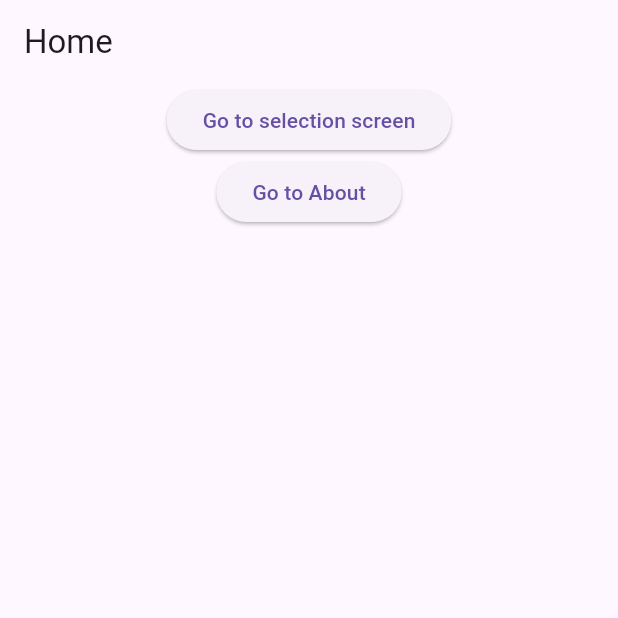
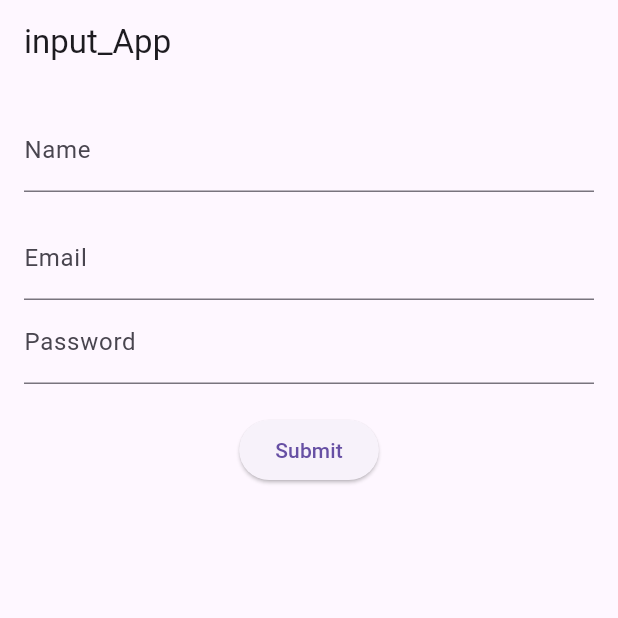
Before and after one commit to Bushra12356/my_apps, a Flutter app: the screen it shows after launch, on a phone screen of 412 x 824 dp, the top half of it. Run offline on Flutter 3.47's test engine with Material 3 defaults, Android fonts, the phone set to English and light mode, and no system bars.

Commit message:
add input_app

```diff
--- a/lib/main.dart
+++ b/lib/main.dart
@@ -1,58 +1,90 @@
+//import 'dart:io';
+
 import 'package:flutter/material.dart';
-import 'package:nevigation/AboutScreen.dart';
-import 'package:nevigation/SecondScreen.dart';
 
 void main() {
-  runApp(const MyApp());
+  runApp(ProfileApp());
 }
 
-class MyApp extends StatelessWidget {
-  const MyApp({super.key});
+class ProfileApp extends StatefulWidget {
+  @override
+  _ProfileAppState createState() => _ProfileAppState();
+}
+
+class _ProfileAppState extends State<ProfileApp> {
+  final _formKey = GlobalKey<FormState>();
+  String _name = '';
+  String _email = '';
+  final TextEditingController _passwordController = TextEditingController();
+
+
+  void _submitForm() {
+    if (_formKey.currentState!.validate()) {
+      _formKey.currentState!.save();
+      print('Name: $_name, Email: $_email, Password : ${_passwordController.text}');
+    }
+  }
 
   @override
   Widget build(BuildContext context) {
     return MaterialApp(
-      title: 'Named Routes Demo',
-      initialRoute: '/',
-      routes: {
-        '/': (context) => const HomeScreen(),
-        '/SecondPage': (context) => const SecondPage(),
-        '/about': (context) => const AboutScreen(),
-      },
-    );
-  }
-}
-
-class HomeScreen extends StatelessWidget {
-  const HomeScreen({super.key});
-
-  @override
-  Widget build(BuildContext context) {
-    return Scaffold(
-      appBar: AppBar(title: const Text('Home')),
-      body: Center(
-        child: Column(
-          children: [
-             ElevatedButton(
-              onPressed: () async{
-                final result = await Navigator.pushNamed(
-                  context,'/SecondPage'
-                )as bool?;
-                if (result != null) {
-                  ScaffoldMessenger.of(context).showSnackBar(
-                    SnackBar(content: Text(result?'You selected accept':'you selected not to accept')),
-                  );
-                }
-                },
-               child: const Text('Go to selection screen'),
+      home: Scaffold(
+        appBar: AppBar(title: Text('input_App')),
+        body: Padding(
+          padding: const EdgeInsets.all(16.0),
+          child: Form(
+            key: _formKey,
+            child: Column(
+              children: [
+                TextFormField(
+                  decoration: InputDecoration(labelText: 'Name'),
+                  validator: (value) {
+                    if (value == null || value.isEmpty) {
+                      return 'Please enter your name';
+                    }
+                    return null;
+                  },
+                  onSaved: (value) {
+                    _name = value!;
+                  },
+                ),
+                SizedBox(height: 16),
+                TextFormField(
+                  decoration: InputDecoration(labelText: 'Email'),
+                  validator: (value) {
+                    if (value == null || value.isEmpty) {
+                      return 'Please enter your email';
+                    } else if (!RegExp(r"^[a-zA-Z0-9.a-zA-Z0-9.!#$%&'*+-/=?^_`{|}~]+@[a-zA-Z0-9]+\.[a-zA-Z]+").hasMatch(value!)) {
+                      return 'Please enter a valid email address';
+                    }
+                    return null;
+                  },
+                  onSaved: (value) {
+                    _email = value!;
+                  },
+                ),
+                TextFormField(
+                  controller: _passwordController,
+                  decoration: InputDecoration(labelText: 'Password'),
+                  obscureText: true,
+                  validator: (value) {
+                    if (value == null || value.isEmpty) {
+                      return 'Please enter your password';
+                    }
+                    if (value.length < 6) {
+                      return 'Password must be at least 6 characters long';
+                    }
+                    return null;
+                  },
+                ),
+                SizedBox(height: 20),
+                ElevatedButton(
+                  onPressed: _submitForm,
+                  child: Text('Submit'),
+                ),
+              ],
             ),
-            ElevatedButton(
-              onPressed: () {
-                Navigator.pushNamed(context, '/about');
-              },
-              child: const Text('Go to About'),
-            ),
-          ],
+          ),
         ),
       ),
     );
```
Also changed, not shown: lib/AboutScreen.dart (deleted, +0 -50 lines), lib/SecondScreen.dart (deleted, +0 -52 lines).
